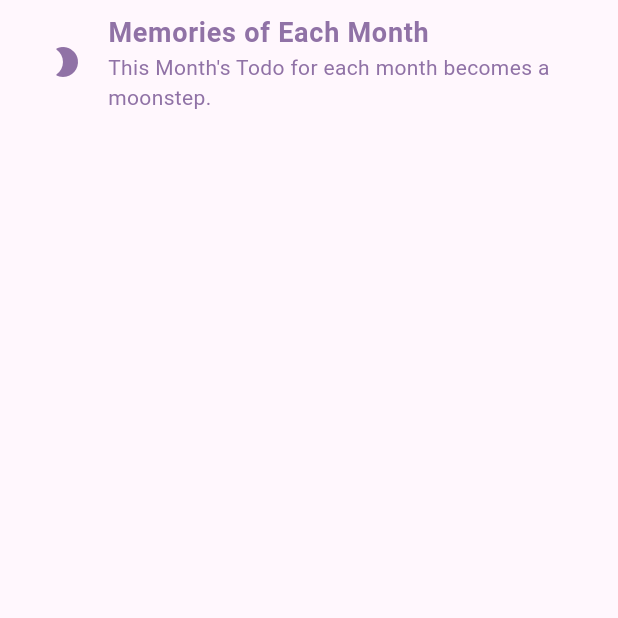
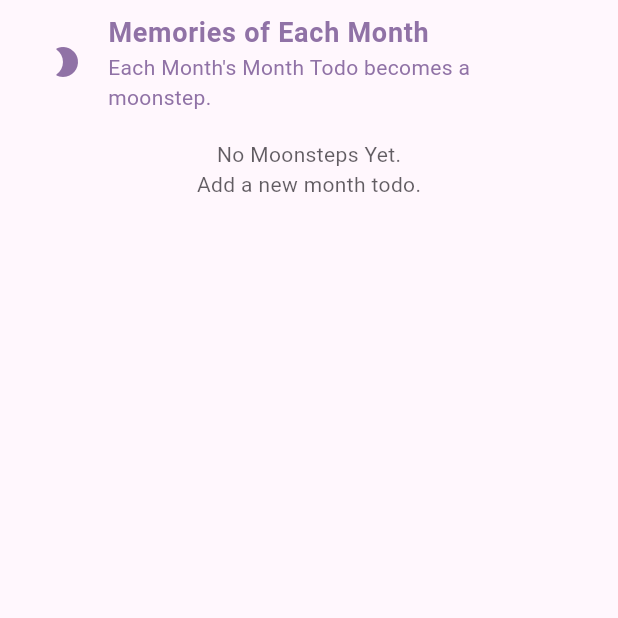
Before and after one commit to MontyCoder0701/anxy_planner, a Flutter app: the MoonstepScreen screen opened directly, on a phone screen of 412 x 824 dp, the top half of it. Run offline on Flutter 3.47's test engine with Material 3 defaults, Android fonts, the phone set to English and light mode, and no system bars; our stand-ins replace envied, file_picker, package_info_plus, share_plus, shared_preferences, sqflite and 1 more; missing offline and left inert: encrypt; accounts and stored records are empty; generated files the repository leaves out were written again.

Commit message:
fix: 빈 공간에 안내 추가

```diff
--- a/lib/l10n/app_en.arb
+++ b/lib/l10n/app_en.arb
@@ -17,7 +17,9 @@
   "letters": "Letters",
   "moonSteps": "Moon Steps",
   "moonStepsTitle": "Memories of Each Month",
-  "moonStepsSubtitle": "This Month's Todo for each month becomes a moonstep.",
+  "moonStepsSubtitle": "Each Month's Month Todo becomes a moonstep.",
+  "noMoonStepsTitle": "No Moonsteps Yet.",
+  "noMoonStepsSubtitle": "Add a new month todo.",
   "@DRAWER": {},
   "appInfo": "App Info",
   "toggleTheme": "Change Theme",
--- a/lib/l10n/app_ko.arb
+++ b/lib/l10n/app_ko.arb
@@ -17,7 +17,9 @@
   "letters": "편지",
   "moonSteps": "달자취",
   "moonStepsTitle": "그 달의 기록들",
-  "moonStepsSubtitle": "각 달의 이번달 할일은 달자취가 되어요.",
+  "moonStepsSubtitle": "각 달의 이번 달 할일은 달자취가 되어요.",
+  "noMoonStepsTitle": "달자취가 아직 없어요.",
+  "noMoonStepsSubtitle": "이번 달 할 일을 추가해보세요.",
   "@DRAWER": {},
   "appInfo": "앱 정보",
   "toggleTheme": "테마 바꾸기",
--- a/lib/view/screen/home/moonstep/moonstep.dart
+++ b/lib/view/screen/home/moonstep/moonstep.dart
@@ -16,6 +16,7 @@ class MoonstepScreen extends StatefulWidget {
 
 class _MoonstepScreenState extends State<MoonstepScreen> {
   late final tr = AppLocalizations.of(context);
+  late final theme = Theme.of(context);
   late final todoProvider = context.watch<TodoProvider>();
 
   Map<int, List<TodoEntity>> get moonstepTodos =>
@@ -42,6 +43,26 @@ class _MoonstepScreenState extends State<MoonstepScreen> {
                 subtitle: Text(tr.moonStepsSubtitle),
               ),
               SizedBox(height: 10.0),
+              if (moonstepTodos.isEmpty) ...{
+                Center(
+                  child: Column(
+                    children: [
+                      Text(
+                        tr.noMoonStepsTitle,
+                        style: TextStyle(
+                          color: theme.colorScheme.onSurface.withOpacity(0.7),
+                        ),
+                      ),
+                      Text(
+                        tr.noMoonStepsSubtitle,
+                        style: TextStyle(
+                          color: theme.colorScheme.onSurface.withOpacity(0.7),
+                        ),
+                      ),
+                    ],
+                  ),
+                ),
+              },
               ListView.separated(
                 shrinkWrap: true,
                 physics: const NeverScrollableScrollPhysics(),
```
